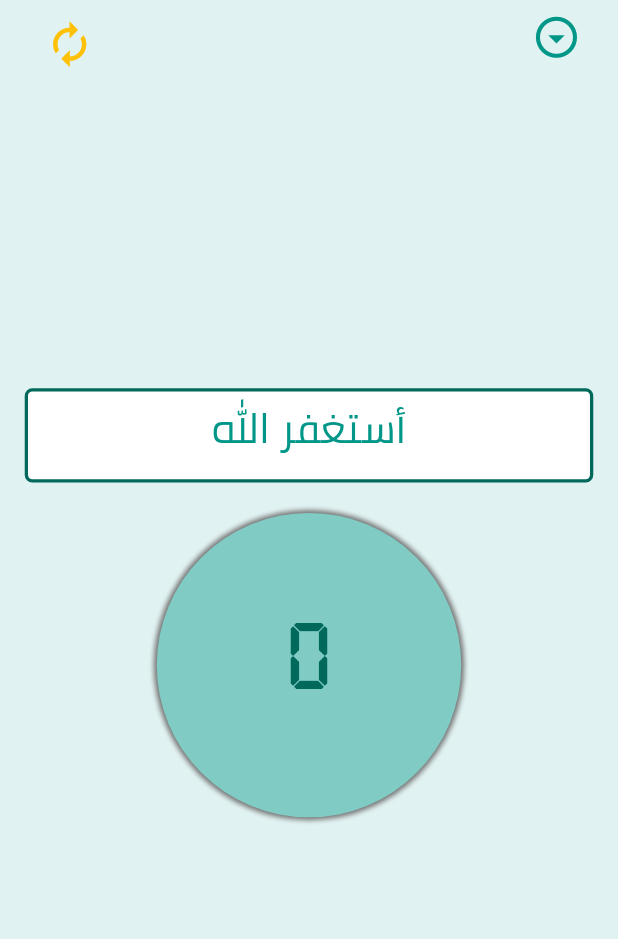
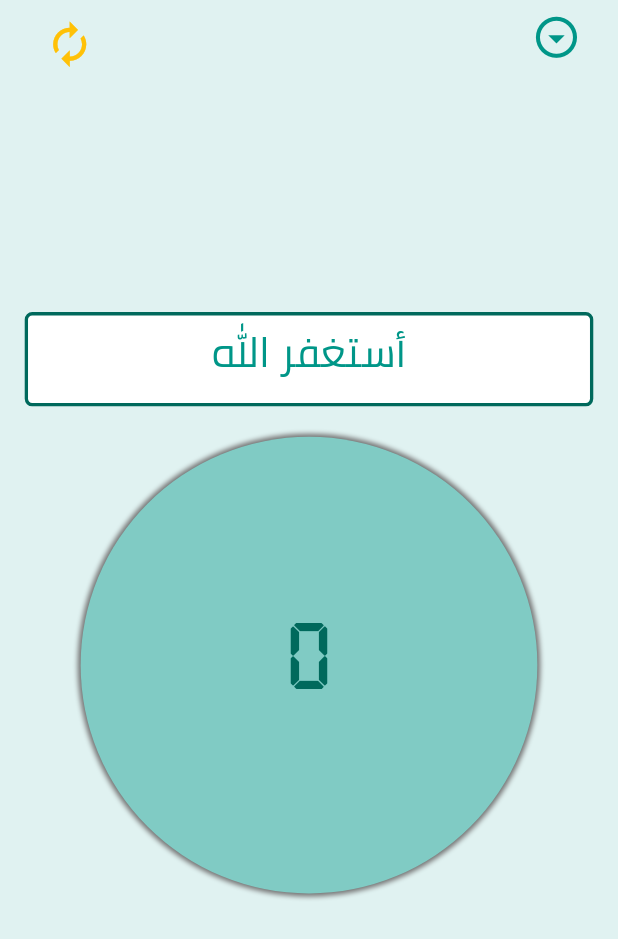
Before and after one commit to FreeBird27798/azkar_app, a Flutter app: the TasbeehScreen widget shown alone on an empty page, opened directly, on a phone screen of 412 x 824 dp. Shown: the top 939 px of the screen. Run offline on Flutter 3.47's test engine with Material 2 defaults, Android fonts, the light colour scheme and no system bars; our stand-ins replace shared_preferences; accounts and stored records are empty; generated files the repository leaves out were written again.

Commit message:
Initial commit

```diff
--- a/lib/screens/bottom_navigation/tasbeeh_screen.dart
+++ b/lib/screens/bottom_navigation/tasbeeh_screen.dart
@@ -72,8 +72,8 @@ class _TasbeehScreenState extends State<TasbeehScreen> {
                 increaseCounter();
               },
               child: Container(
-                width: SizeConfig.scaleWidth(200),
-                height: SizeConfig.scaleHeight(200),
+                width: SizeConfig.scaleWidth(300),
+                height: SizeConfig.scaleHeight(300),
                 decoration: BoxDecoration(
                   color: AppColors.GRADIENT_BEGIN_COLOR,
                   boxShadow: [
```
